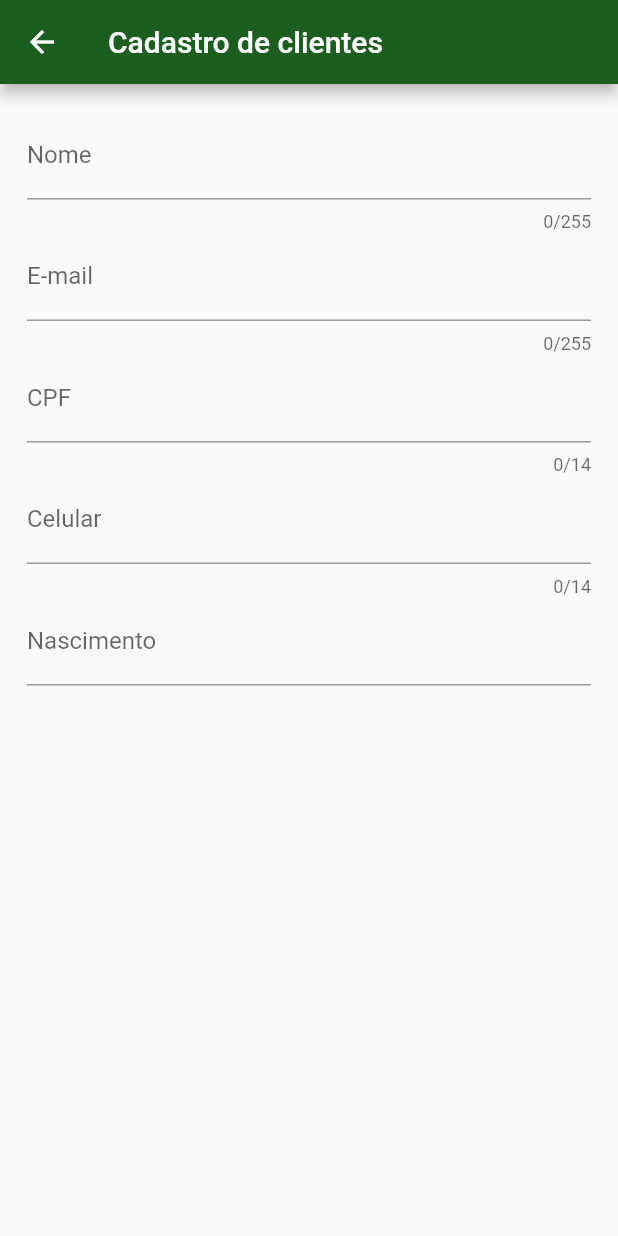
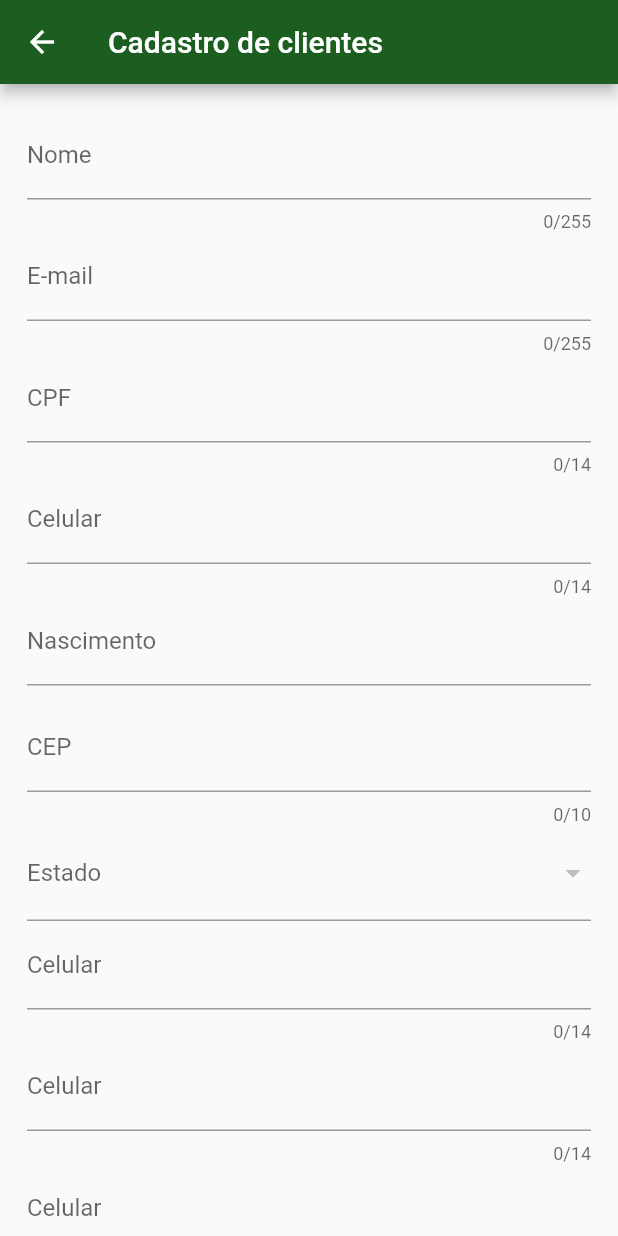
Before and after one commit to AndressaCode/flutter_estados, a Flutter app: the Registrar screen opened directly, on a phone screen of 412 x 824 dp. Run offline on Flutter 3.47's test engine with Material 2 defaults, Android fonts, the phone set to English and light mode, and no system bars; drawn by our look-alikes of date_time_picker; our stand-ins replace brasil_fields.

```diff
--- a/lib/screens/autenticacao/registrar.dart
+++ b/lib/screens/autenticacao/registrar.dart
@@ -10,6 +10,12 @@ class Registrar extends StatelessWidget {
   final TextEditingController _cpfController = TextEditingController();
   final TextEditingController _celularController = TextEditingController();
   final TextEditingController _nascimentoController = TextEditingController();
+  final TextEditingController _cepController = TextEditingController();
+  final TextEditingController _estadoController = TextEditingController();
+  final TextEditingController _cidadeController = TextEditingController();
+  final TextEditingController _bairroController = TextEditingController();
+  final TextEditingController _logradouroController = TextEditingController();
+  final TextEditingController _numeroController = TextEditingController();
 
   @override
   Widget build(BuildContext context) {
@@ -17,7 +23,8 @@ class Registrar extends StatelessWidget {
         appBar: AppBar(
           title: Text('Cadastro de clientes'),
         ),
-      body: Form(
+        body: SingleChildScrollView(
+          child: Form(
             key: _formKey,
             child: Padding(
               padding: EdgeInsets.all(18.0),
@@ -64,8 +71,7 @@ class Registrar extends StatelessWidget {
                     keyboardType: TextInputType.number,
                     maxLength: 14,
                     validator: (value) {
-                  if (value.length != 14)
-                    return 'CPF inválido!';
+                      if (value.length != 14) return 'CPF inválido!';
 
                       return null;
                     },
@@ -84,8 +90,7 @@ class Registrar extends StatelessWidget {
                     keyboardType: TextInputType.number,
                     maxLength: 14,
                     validator: (value) {
-                  if (value.length < 11)
-                    return 'Celular inválido!';
+                      if (value.length < 11) return 'Celular inválido!';
 
                       return null;
                     },
@@ -107,16 +112,133 @@ class Registrar extends StatelessWidget {
                       dateLabelText: 'Nascimento',
                       dateMask: 'dd/MM/yyyy',
                       validator: (value) {
-                  if(value.isEmpty)
-                    return 'Data inválida!';
+                        if (value.isEmpty) return 'Data inválida!';
 
                         return null;
-                }
+                      }),
+                  SizedBox(height: 12.0),
+
+                  // Cep
+                  TextFormField(
+                    controller: _cepController,
+                    keyboardType: TextInputType.number,
+                    maxLength: 10,
+                    validator: (value) {
+                      if (value.length < 10) return 'CEP inválido!';
+
+                      return null;
+                    },
+                    inputFormatters: [
+                      FilteringTextInputFormatter.digitsOnly,
+                      CepInputFormatter(),
+                    ],
+                    decoration: InputDecoration(
+                      labelText: 'CEP',
+                    ),
+                  ),
+
+                  // Estado
+                  DropdownButtonFormField(
+                      isExpanded: true,
+                      decoration: InputDecoration(
+                          labelText: 'Estado'
+                      ),
+                      items: Estados.listaEstadosSigla.map((String estado) {
+                        return DropdownMenuItem(
+                          child: Text(estado),
+                          value: estado,);
+                      }).toList(),
+                    onChanged: (String novoEstadoSelecionado){
+                        _estadoController.text = novoEstadoSelecionado;
+                    },
+                    validator: (value){
+
+                        if(value == null)
+                          return 'Selecione um estado!';
+
+                        return null;
+                    },
+                  ),
+
+                  // Cidade
+                  TextFormField(
+                    controller: _celularController,
+                    keyboardType: TextInputType.number,
+                    maxLength: 14,
+                    validator: (value) {
+                      if (value.length < 11) return 'Celular inválido!';
+
+                      return null;
+                    },
+                    inputFormatters: [
+                      FilteringTextInputFormatter.digitsOnly,
+                      TelefoneInputFormatter(),
+                    ],
+                    decoration: InputDecoration(
+                      labelText: 'Celular',
+                    ),
+                  ),
+
+                  // Bairro
+                  TextFormField(
+                    controller: _celularController,
+                    keyboardType: TextInputType.number,
+                    maxLength: 14,
+                    validator: (value) {
+                      if (value.length < 11) return 'Celular inválido!';
+
+                      return null;
+                    },
+                    inputFormatters: [
+                      FilteringTextInputFormatter.digitsOnly,
+                      TelefoneInputFormatter(),
+                    ],
+                    decoration: InputDecoration(
+                      labelText: 'Celular',
+                    ),
+                  ),
+
+                  // Logradouro
+                  TextFormField(
+                    controller: _celularController,
+                    keyboardType: TextInputType.number,
+                    maxLength: 14,
+                    validator: (value) {
+                      if (value.length < 11) return 'Celular inválido!';
+
+                      return null;
+                    },
+                    inputFormatters: [
+                      FilteringTextInputFormatter.digitsOnly,
+                      TelefoneInputFormatter(),
+                    ],
+                    decoration: InputDecoration(
+                      labelText: 'Celular',
+                    ),
+                  ),
+
+                  // Numero
+                  TextFormField(
+                    controller: _celularController,
+                    keyboardType: TextInputType.number,
+                    maxLength: 14,
+                    validator: (value) {
+                      if (value.length < 11) return 'Celular inválido!';
+
+                      return null;
+                    },
+                    inputFormatters: [
+                      FilteringTextInputFormatter.digitsOnly,
+                      TelefoneInputFormatter(),
+                    ],
+                    decoration: InputDecoration(
+                      labelText: 'Celular',
+                    ),
                   ),
                 ],
               ),
             ),
           ),
-    );
+        ));
   }
 }
```
Lines whose indentation alone changed are shown as unchanged.
